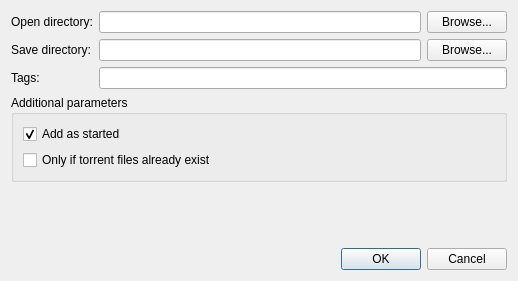
Old version of the form src/plugins/bittorrent/addmultipletorrents.ui in the repository 0xd34df00d/leechcraft.
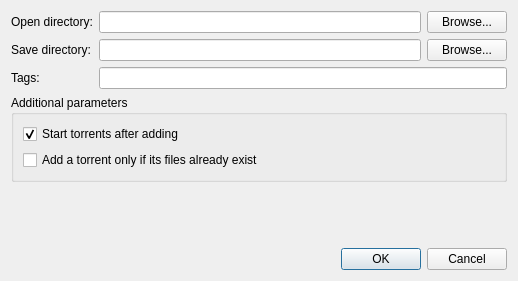
New version of the form. Icons and pictures are not drawn. Custom widgets are drawn as their Qt base class.

Commit message: [BT] More helpful UI strings

```diff
--- a/src/plugins/bittorrent/addmultipletorrents.ui
+++ b/src/plugins/bittorrent/addmultipletorrents.ui
@@ -89,7 +89,7 @@
       <item>
        <widget class="QCheckBox" name="AddAsStarted_">
         <property name="text">
-         <string>Add as started</string>
+         <string>Start torrents after adding</string>
         </property>
         <property name="checked">
          <bool>true</bool>
@@ -99,7 +99,7 @@
       <item>
        <widget class="QCheckBox" name="OnlyIfExists_">
         <property name="text">
-         <string>Only if torrent files already exist</string>
+         <string>Add a torrent only if its files already exist</string>
         </property>
        </widget>
       </item>
```
Left out of the diff: 10 changed lines with no effect on the pictures.
